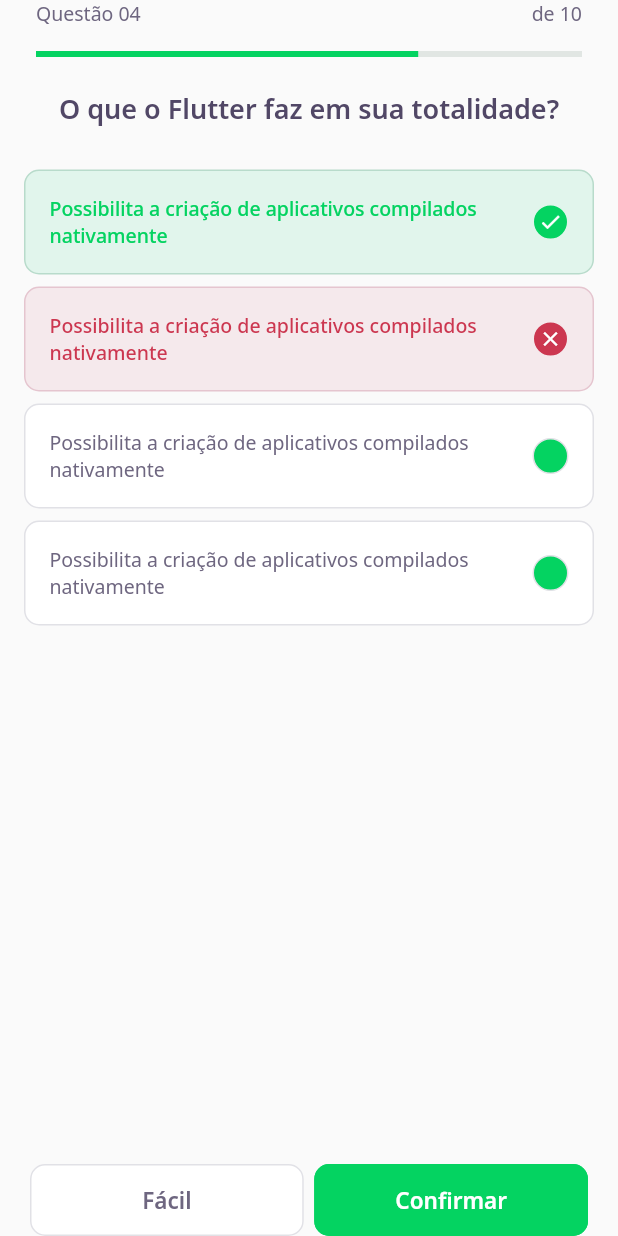
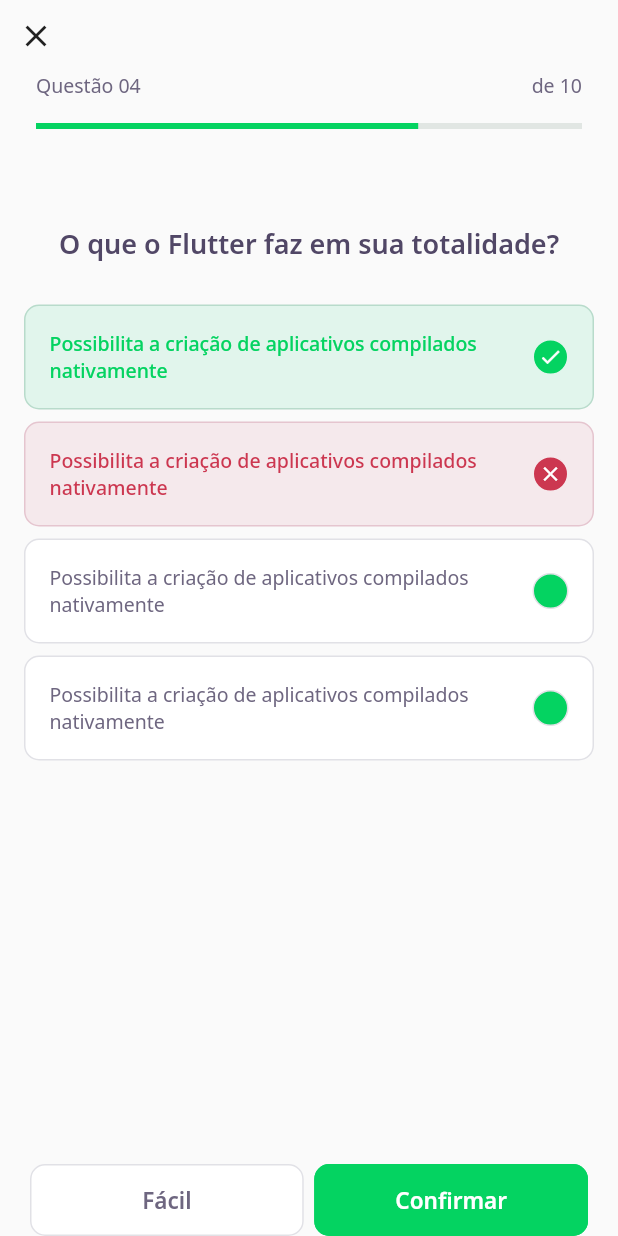
Before and after one commit to otaviohenrique1/nlw05, a Flutter app: the ChallengePage screen opened directly, on a phone screen of 412 x 824 dp. Run offline on Flutter 3.47's test engine with Material 2 defaults, Android fonts, the phone set to English and light mode, and no system bars; our stand-ins replace google_fonts; accounts and stored records are empty; network calls fail.

Commit message:
Commit 11 dos arquivos

```diff
--- a/devquiz/lib/challenge/challenge_page.dart
+++ b/devquiz/lib/challenge/challenge_page.dart
@@ -13,10 +13,20 @@
   Widget build(BuildContext context) {
     return Scaffold(
       appBar: PreferredSize(
-        preferredSize: Size.fromHeight(60),
+        preferredSize: Size.fromHeight(86),
         child: SafeArea(
           top: true,
-          child: QuestionIndicatorWidget(),
+          child: Column(
+            crossAxisAlignment: CrossAxisAlignment.start,
+            children: [
+              // BackButton(),
+              IconButton(
+                icon: Icon(Icons.close),
+                onPressed: () => Navigator.pop(context),
+              ),
+              QuestionIndicatorWidget(),
+            ],
+          ),
         ),
       ),
       body: QuizWidget(
@@ -34,6 +44,7 @@
               Expanded(
                 child: NextButtonWidget.white(
                   label: "Fácil",
+                  onTap: () {},
                 ),
               ),
               SizedBox(
@@ -42,6 +53,7 @@
               Expanded(
                 child: NextButtonWidget.green(
                   label: "Confirmar",
+                  onTap: () {},
                 ),
               ),
             ],
--- a/devquiz/lib/challenge/widgets/next_button/next_button_widget.dart
+++ b/devquiz/lib/challenge/widgets/next_button/next_button_widget.dart
@@ -7,6 +7,7 @@
   final Color backgroundColor;
   final Color fontColor;
   final Color borderColor;
+  final VoidCallback onTap;
 
   NextButtonWidget({
     Key? key,
@@ -14,18 +15,21 @@
     required this.backgroundColor,
     required this.fontColor,
     required this.borderColor,
+    required this.onTap,
   }) : super(key: key);
 
-  NextButtonWidget.green({required String label})
+  NextButtonWidget.green({required String label, required VoidCallback onTap})
       : this.backgroundColor = AppColors.darkGreen,
         this.fontColor = AppColors.white,
         this.borderColor = AppColors.darkGreen,
+        this.onTap = onTap,
         this.label = label;
 
-  NextButtonWidget.white({required String label})
+  NextButtonWidget.white({required String label, required VoidCallback onTap})
       : this.backgroundColor = AppColors.white,
         this.fontColor = AppColors.grey,
         this.borderColor = AppColors.border,
+        this.onTap = onTap,
         this.label = label;
 
   @override
@@ -56,7 +60,7 @@
             color: fontColor,
           ),
         ),
-        onPressed: () {},
+        onPressed: onTap,
       ),
     );
   }
--- a/devquiz/lib/challenge/widgets/quiz/quiz_widget.dart
+++ b/devquiz/lib/challenge/widgets/quiz/quiz_widget.dart
@@ -12,6 +12,9 @@
     return Container(
       child: Column(
         children: [
+          SizedBox(
+            height: 64,
+          ),
           Text(
             title,
             style: AppTextStyles.heading,
--- a/devquiz/lib/core/app_widget.dart
+++ b/devquiz/lib/core/app_widget.dart
@@ -1,14 +1,14 @@
 import 'package:flutter/material.dart';
-// import 'package:devquiz/home/home_page.dart';
+import 'package:devquiz/home/home_page.dart';
 // import 'package:devquiz/splash/splash_page.dart';
-import 'package:devquiz/challenge/challenge_page.dart';
+// import 'package:devquiz/challenge/challenge_page.dart';
 
 class AppWidget extends StatelessWidget {
   @override
   Widget build(BuildContext context) {
     return MaterialApp(
       title: 'DevQuiz',
-      home: ChallengePage(),
+      home: HomePage(),
     );
   }
 }
--- a/devquiz/lib/main.dart
+++ b/devquiz/lib/main.dart
@@ -6,5 +6,5 @@
 }
 
 /*
-Trilha-Flutter -> Aula04 -> Tempo Video -> 00:31:18
+Trilha-Flutter -> Aula04 -> Tempo Video -> 00:44:35
 */
```
Also changed, not shown: devquiz/lib/home/home_page.dart (+17 -6 lines), devquiz/lib/home/widgets/quiz_card/quiz_card_widget.dart (+6 -1 lines).
